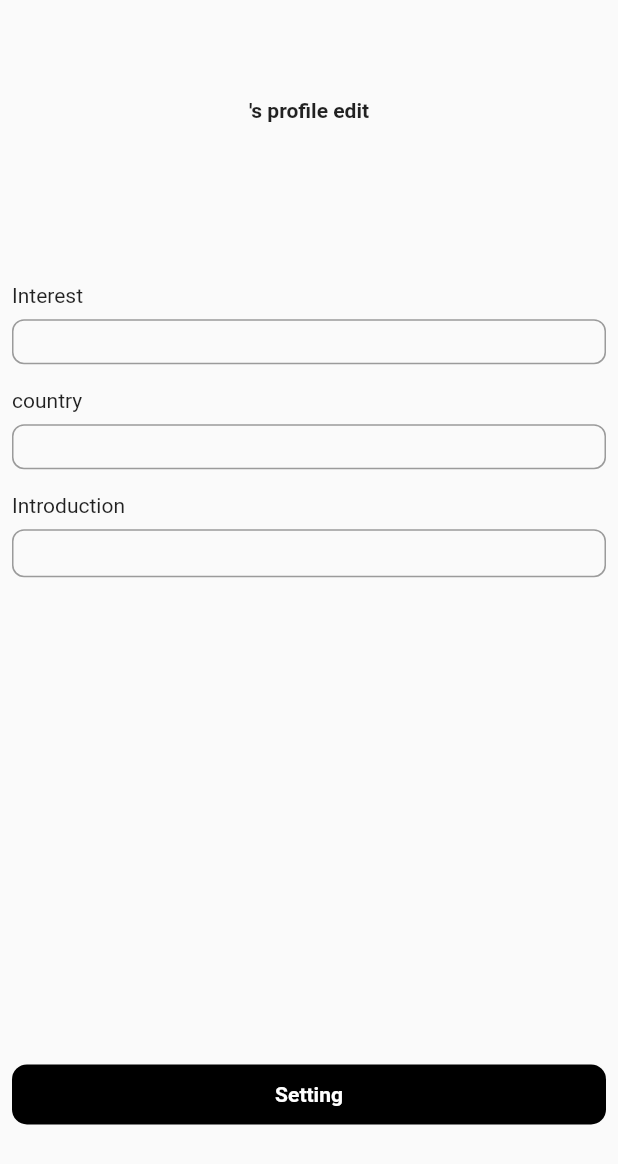
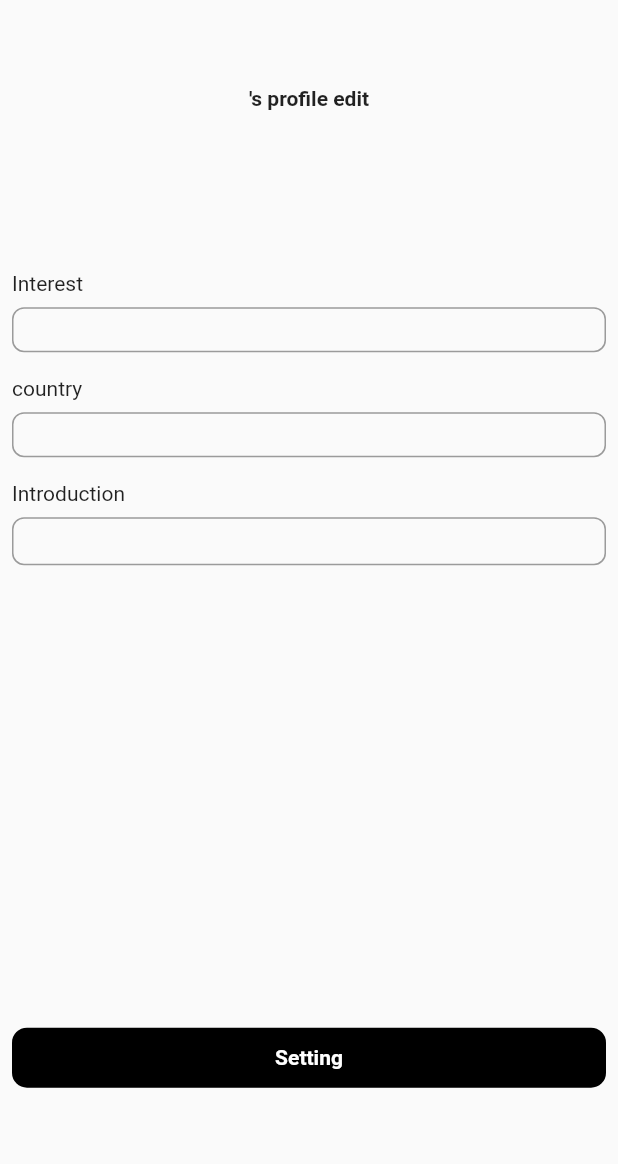
Before and after one commit to scramblerWoozu/woozu, a Flutter app: the ProfilePage screen opened directly, on a phone screen of 412 x 824 dp. Shown: the top 1164 px of the screen. Run offline on Flutter 3.47's test engine with Material 2 defaults, Android fonts, the phone set to English and light mode, and no system bars; our stand-ins replace cached_network_image, cloud_firestore, firebase_auth, firebase_core, flutter_native_splash, google_sign_in and 1 more; missing offline and left inert: flutter_inappwebview; accounts and stored records are empty.

Commit message:
ios setting

```diff
--- a/lib/components/home_page/partner_area.dart
+++ b/lib/components/home_page/partner_area.dart
@@ -43,7 +43,7 @@ class PartnerArea extends StatelessWidget {
                   physics: NeverScrollableScrollPhysics(),
                   gridDelegate: const SliverGridDelegateWithFixedCrossAxisCount(
                     crossAxisCount: 2,
-                    childAspectRatio: 1 / 1.4,
+                    childAspectRatio: 1 / 1.6,
                     mainAxisSpacing: 24, //수평 Padding
                     crossAxisSpacing: 24, //수직 Padding
                   ),
--- a/lib/pages/partner_page.dart
+++ b/lib/pages/partner_page.dart
@@ -59,7 +59,7 @@ class PartnerPage extends StatelessWidget {
                         gridDelegate:
                             const SliverGridDelegateWithFixedCrossAxisCount(
                           crossAxisCount: 2,
-                          childAspectRatio: 1 / 1.4,
+                          childAspectRatio: 1 / 1.5,
                           mainAxisSpacing: 24, //수평 Padding
                           crossAxisSpacing: 24, //수직 Padding
                         ),
--- a/lib/pages/settings/profile_page.dart
+++ b/lib/pages/settings/profile_page.dart
@@ -39,10 +39,10 @@ class _ProfilePageState extends State<ProfilePage> {
     return Scaffold(
       body: SafeArea(
         child: Padding(
-          padding: const EdgeInsets.all(8.0),
+          padding: const EdgeInsets.fromLTRB(8, 0, 8 ,0),
           child: SingleChildScrollView(
             child: Container(
-              height: size.height * 0.9,
+              height: size.height * 0.88,
               child: Column(
                 crossAxisAlignment: CrossAxisAlignment.start,
                 children: [
--- a/lib/pages/user_detail_page.dart
+++ b/lib/pages/user_detail_page.dart
@@ -141,11 +141,6 @@ class UserDetailPage extends StatelessWidget {
                               ),
 
                               SizedBox(height: 16),
-                              // Text(
-                              //   'Pronunciation',
-                              //   style: TextStyle(
-                              //       fontSize: 14, fontWeight: FontWeight.bold),
-                              // ),
                             ],
                           ),
                         )
```
Also changed, not shown: lib/components/user_card/user_card.dart (+3 -4 lines), 7 other files.
